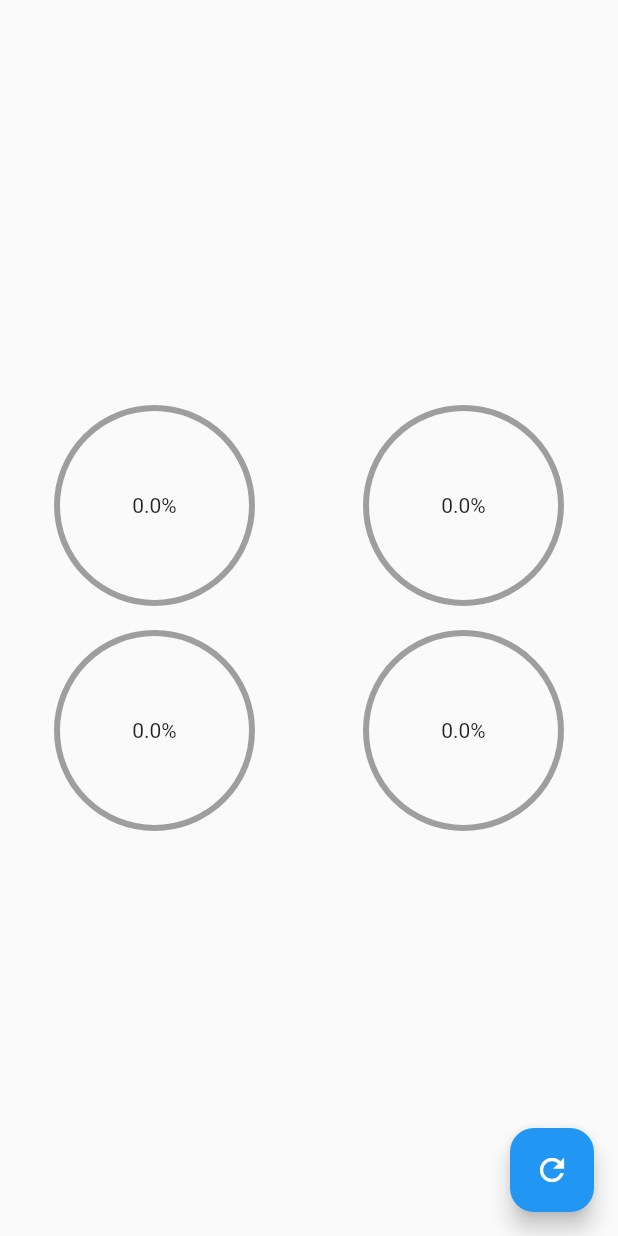
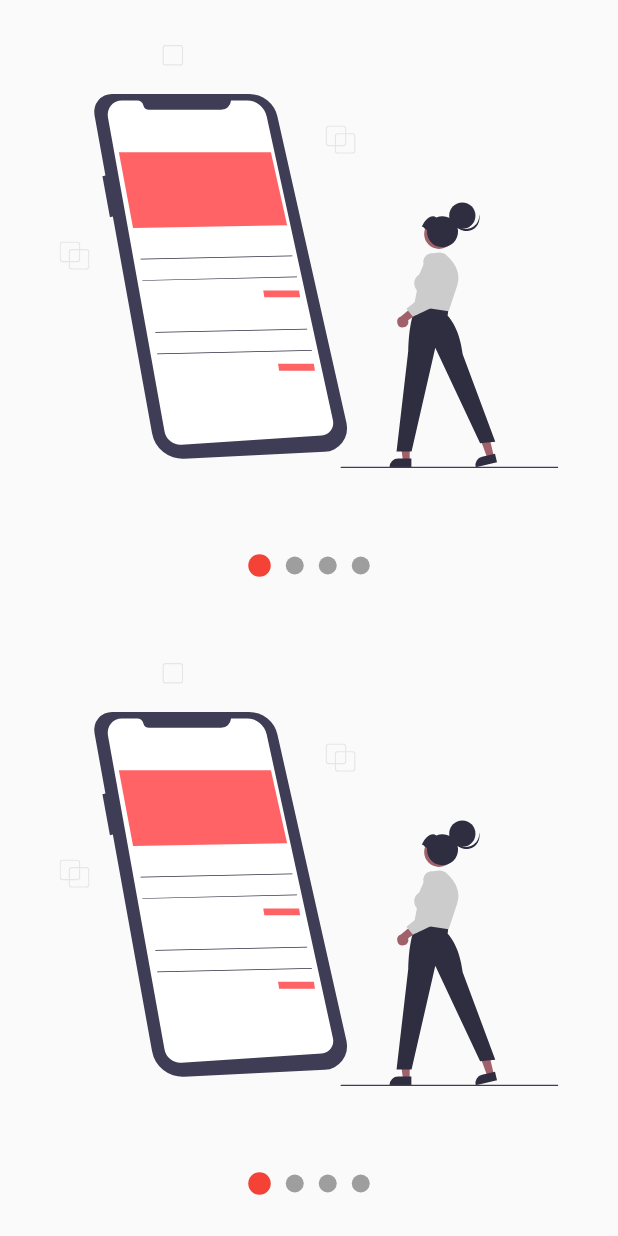
Before and after one commit to Scrackc/custom-painter, a Flutter app: the screen it shows after launch, on a phone screen of 412 x 824 dp. Run offline on Flutter 3.47's test engine with Material 2 defaults, Android fonts, the phone set to English and light mode, and no system bars; our stand-ins replace flutter_svg.

Commit message:
slideshow complete

```diff
--- /dev/null
+++ b/lib/labs/slideshow_screen.dart
@@ -0,0 +1,117 @@
+import 'package:flutter/material.dart';
+import 'package:flutter_svg/svg.dart';
+import 'package:provider/provider.dart';
+import 'package:ui_app/models/slider_model.dart';
+
+class SlideShowScreen extends StatelessWidget {
+  const SlideShowScreen({Key? key}) : super(key: key);
+
+  @override
+  Widget build(BuildContext context) {
+    return ChangeNotifierProvider(
+      create: (_) => SliderModel(),
+      child: Scaffold(
+        body: Center(
+            child: Column(
+          children: [Expanded(child: _Slides()), _Dots()],
+        )),
+      ),
+    );
+  }
+}
+
+class _Dots extends StatelessWidget {
+  const _Dots({super.key});
+
+  @override
+  Widget build(BuildContext context) {
+    return Container(
+      width: double.infinity,
+      height: 70,
+      child: Row(
+        mainAxisAlignment: MainAxisAlignment.center,
+        children: [
+          _Dot(0),
+          _Dot(1),
+          _Dot(2),
+        ],
+      ),
+    );
+  }
+}
+
+class _Dot extends StatelessWidget {
+  final int index;
+  const _Dot(this.index);
+
+  @override
+  Widget build(BuildContext context) {
+    final pageViewIndex = Provider.of<SliderModel>(context).currentPage;
+    return AnimatedContainer(
+      duration: const Duration(milliseconds: 200),
+      width: 12,
+      height: 12,
+      margin: const EdgeInsets.symmetric(horizontal: 5),
+      decoration: BoxDecoration(
+          color: (pageViewIndex >= index - 0.5 && (pageViewIndex <= index + 0.5)) ? Colors.blue : Colors.grey,
+          shape: BoxShape.circle),
+    );
+  }
+}
+
+class _Slides extends StatefulWidget {
+  const _Slides();
+
+  @override
+  State<_Slides> createState() => _SlidesState();
+}
+
+class _SlidesState extends State<_Slides> {
+  final pageViewController = PageController();
+
+  @override
+  void initState() {
+    super.initState();
+    pageViewController.addListener(() {
+      Provider.of<SliderModel>(context, listen: false).currentPage =
+          pageViewController.page ?? 0;
+    });
+  }
+
+  @override
+  void dispose() {
+    pageViewController.dispose();
+    super.dispose();
+  }
+
+  @override
+  Widget build(BuildContext context) {
+    return Container(
+      child: PageView(
+        controller: pageViewController,
+        children: [
+          const _Slide(svg: 'assets/svg/1.svg'),
+          SvgPicture.asset('assets/svg/2.svg'),
+          SvgPicture.asset('assets/svg/3.svg'),
+        ],
+      ),
+    );
+  }
+}
+
+class _Slide extends StatelessWidget {
+  final String svg;
+  const _Slide({
+    required this.svg,
+  });
+
+  @override
+  Widget build(BuildContext context) {
+    return Container(
+      width: double.infinity,
+      height: double.infinity,
+      padding: const EdgeInsets.all(30),
+      child: SvgPicture.asset(svg),
+    );
+  }
+}
--- a/lib/main.dart
+++ b/lib/main.dart
@@ -1,5 +1,7 @@
 import 'package:flutter/material.dart';
-import 'package:ui_app/screens/graphs_circular_screen.dart';
+import 'package:ui_app/screens/slideshow_screen.dart';
+// import 'package:ui_app/labs/slideshow_screen.dart';
+// import 'package:ui_app/screens/graphs_circular_screen.dart';
 // import 'package:ui_app/labs/circular_progress_screen.dart';
 // import 'package:ui_app/retos/cuadrado_animado_screen.dart';
 // import 'package:ui_app/screens/animaciones_screen.dart';
@@ -18,7 +20,7 @@ class MyApp extends StatelessWidget {
       theme: ThemeData.light().copyWith(
         useMaterial3: true
       ),
-      home: const GraphsCircularScreen(),
+      home: const SlideShowScreen(),
     );
   }
 }
--- /dev/null
+++ b/lib/models/slider_model.dart
@@ -0,0 +1,15 @@
+import 'package:flutter/material.dart';
+
+class SliderModel with ChangeNotifier{
+
+  double _currentPage = 0;
+
+
+  double get currentPage => _currentPage;
+
+  set currentPage (double value) {
+    _currentPage = value;
+    notifyListeners();
+  }
+
+}
--- /dev/null
+++ b/lib/screens/slideshow_screen.dart
@@ -0,0 +1,42 @@
+import 'package:flutter/material.dart';
+import 'package:flutter_svg/svg.dart';
+
+import '../widgets/slideshow.dart';
+
+class SlideShowScreen extends StatelessWidget {
+
+  const SlideShowScreen({Key? key}) : super(key: key);
+
+  @override
+  Widget build(BuildContext context) {
+    return Scaffold(
+      body: Column(
+        children: [
+          Expanded(child: MySlideShow()),
+          Expanded(child: MySlideShow()),
+        ],
+      ),
+    );
+  }
+}
+
+class MySlideShow extends StatelessWidget {
+  const MySlideShow({
+    super.key,
+  });
+
+  @override
+  Widget build(BuildContext context) {
+    return SlidesShow(
+      primaryColor: Colors.red,
+      bulletPrimary: 15,
+      bulletSecondaty: 12,
+      slides: [
+         SvgPicture.asset('assets/svg/1.svg'),
+         SvgPicture.asset('assets/svg/2.svg'),
+         SvgPicture.asset('assets/svg/3.svg'),
+         Text('Hola')
+      ],
+    );
+  }
+}
--- /dev/null
+++ b/lib/widgets/slideshow.dart
@@ -0,0 +1,208 @@
+import 'package:flutter/material.dart';
+import 'package:provider/provider.dart';
+
+class SlidesShow extends StatelessWidget {
+  final List<Widget> slides;
+  final bool topIndicator;
+  final Color primaryColor;
+  final Color secondaryColor;
+  final double bulletPrimary;
+  final double bulletSecondaty;
+
+  const SlidesShow(
+      {super.key,
+      required this.slides,
+      this.topIndicator = false,
+      this.primaryColor = Colors.blue,
+      this.secondaryColor = Colors.grey,
+      this.bulletPrimary = 12,
+      this.bulletSecondaty = 12});
+
+  @override
+  Widget build(BuildContext context) {
+    return ChangeNotifierProvider(
+      create: (_) => _SlideshowModel(),
+      child: SafeArea(
+        child: Center(
+          child: Builder(
+            builder: (context) {
+              Provider.of<_SlideshowModel>(context).primaryColor = primaryColor;
+              Provider.of<_SlideshowModel>(context).secondaryColor =
+                  secondaryColor;
+              Provider.of<_SlideshowModel>(context).bulletPrimary =
+                  bulletPrimary;
+              Provider.of<_SlideshowModel>(context).bulletSecondary =
+                  bulletSecondaty;
+
+              return _CreateScructSlideshow(
+                  topIndicator: topIndicator, slides: slides);
+            },
+          ),
+        ),
+      ),
+    );
+  }
+}
+
+class _CreateScructSlideshow extends StatelessWidget {
+  const _CreateScructSlideshow({
+    super.key,
+    required this.topIndicator,
+    required this.slides,
+  });
+
+  final bool topIndicator;
+  final List<Widget> slides;
+
+  @override
+  Widget build(BuildContext context) {
+    return Column(
+      children: [
+        if (topIndicator) _Dots(length: slides.length),
+        Expanded(child: _Slides(slides)),
+        if (!topIndicator) _Dots(length: slides.length),
+      ],
+    );
+  }
+}
+
+class _Dots extends StatelessWidget {
+  final int length;
+
+  const _Dots({required this.length});
+
+  @override
+  Widget build(BuildContext context) {
+    return Container(
+      width: double.infinity,
+      height: 70,
+      child: Row(
+          mainAxisAlignment: MainAxisAlignment.center,
+          children: List.generate(length, (index) => _Dot(index))),
+    );
+  }
+}
+
+class _Dot extends StatelessWidget {
+  final int index;
+
+  const _Dot(this.index);
+
+
+  @override
+  Widget build(BuildContext context) {
+    final slideProvider = Provider.of<_SlideshowModel>(context);
+    double size = 0;
+    Color color;
+
+    if(slideProvider.currentPage >= index - 0.5 && (slideProvider.currentPage <= index + 0.5)){
+      size = slideProvider.bulletPrimary;
+      color = slideProvider.primaryColor;
+    }else{
+      size = slideProvider.bulletSecondary;
+      color = slideProvider.secondaryColor;
+    }
+
+    return AnimatedContainer(
+      duration: const Duration(milliseconds: 200),
+      width: size,
+      height: size,
+      margin: const EdgeInsets.symmetric(horizontal: 5),
+      decoration: BoxDecoration(
+          color: color,
+          shape: BoxShape.circle),
+    );
+  }
+}
+
+class _Slides extends StatefulWidget {
+  final List<Widget> slides;
+  const _Slides(this.slides);
+
+  @override
+  State<_Slides> createState() => _SlidesState();
+}
+
+class _SlidesState extends State<_Slides> {
+  final pageViewController = PageController();
+
+  @override
+  void initState() {
+    super.initState();
+    pageViewController.addListener(() {
+      Provider.of<_SlideshowModel>(context, listen: false).currentPage =
+          pageViewController.page ?? 0;
+    });
+  }
+
+  @override
+  void dispose() {
+    pageViewController.dispose();
+    super.dispose();
+  }
+
+  @override
+  Widget build(BuildContext context) {
+    return Container(
+      child: PageView.builder(
+        itemBuilder: (context, index) {
+          return _Slide(slide: widget.slides[index]);
+        },
+        itemCount: widget.slides.length,
+        controller: pageViewController,
+      ),
+    );
+  }
+}
+
+class _Slide extends StatelessWidget {
+  final Widget slide;
+  const _Slide({
+    required this.slide,
+  });
+
+  @override
+  Widget build(BuildContext context) {
+    return Container(
+      width: double.infinity,
+      height: double.infinity,
+      padding: const EdgeInsets.all(30),
+      child: slide,
+    );
+  }
+}
+
+class _SlideshowModel with ChangeNotifier {
+  double _currentPage = 0;
+  Color _primaryColor = Colors.blue;
+  Color _secondaryColor = Colors.grey;
+  double _bulletPrimary = 12;
+  double _bulletSecondary = 12;
+
+  double get currentPage => _currentPage;
+
+  set currentPage(double value) {
+    _currentPage = value;
+    notifyListeners();
+  }
+
+  Color get primaryColor => _primaryColor;
+  set primaryColor(Color value) {
+    _primaryColor = value;
+  }
+
+  Color get secondaryColor => _secondaryColor;
+  set secondaryColor(Color value) {
+    _secondaryColor = value;
+  }
+
+  double get bulletPrimary => _bulletPrimary;
+  set bulletPrimary(double value) {
+    _bulletPrimary = value;
+  }
+
+  double get bulletSecondary => _bulletSecondary;
+  set bulletSecondary(double value) {
+    _bulletSecondary = value;
+  }
+}
--- a/pubspec.yaml
+++ b/pubspec.yaml
@@ -35,6 +35,8 @@ dependencies:
   # The following adds the Cupertino Icons font to your application.
   # Use with the CupertinoIcons class for iOS style icons.
   cupertino_icons: ^1.0.2
+  flutter_svg: ^2.0.4
+  provider: ^6.0.5
 
 dev_dependencies:
   flutter_test:
@@ -59,8 +61,8 @@ flutter:
   uses-material-design: true
 
   # To add assets to your application, add an assets section, like this:
-  # assets:
-  #   - images/a_dot_burr.jpeg
+  assets:
+    - assets/svg/
   #   - images/a_dot_ham.jpeg
 
   # An image asset can refer to one or more resolution-specific "variants", see
```
Also changed, not shown: assets/svg/1.svg (added), assets/svg/2.svg (added), assets/svg/3.svg (added), assets/svg/4.svg (added), assets/svg/5.svg (added), pubspec.lock.
